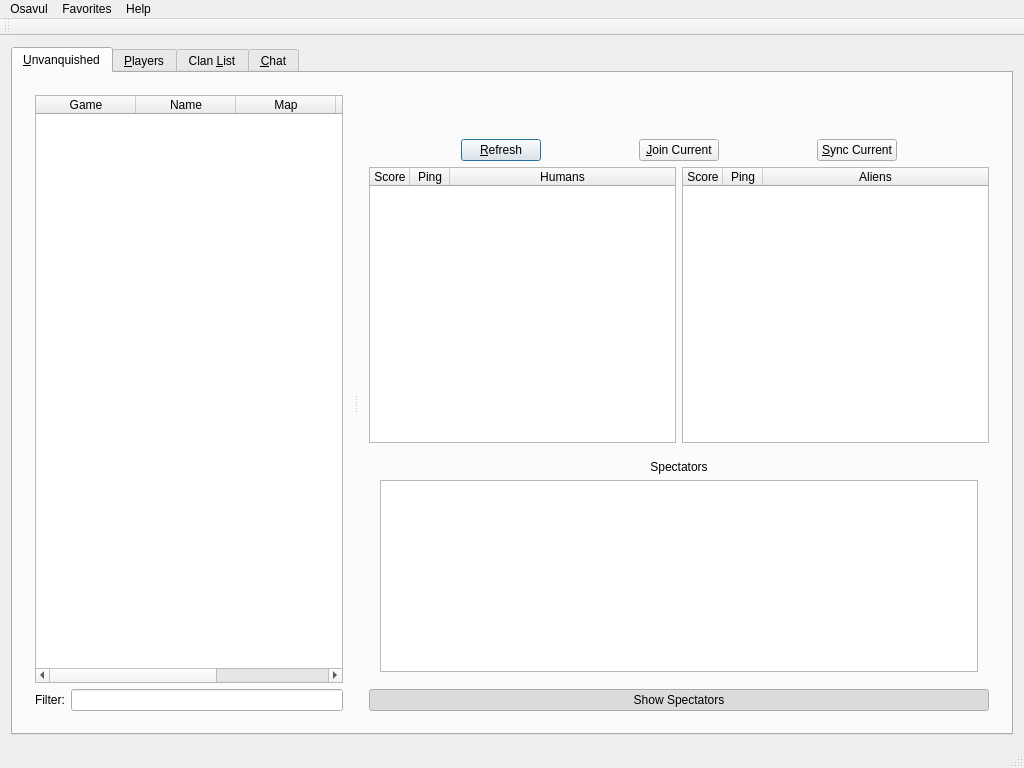
Before: the Qt Designer form mainwindow.ui in Unvanquished/Osavul, drawn with Qt 5.
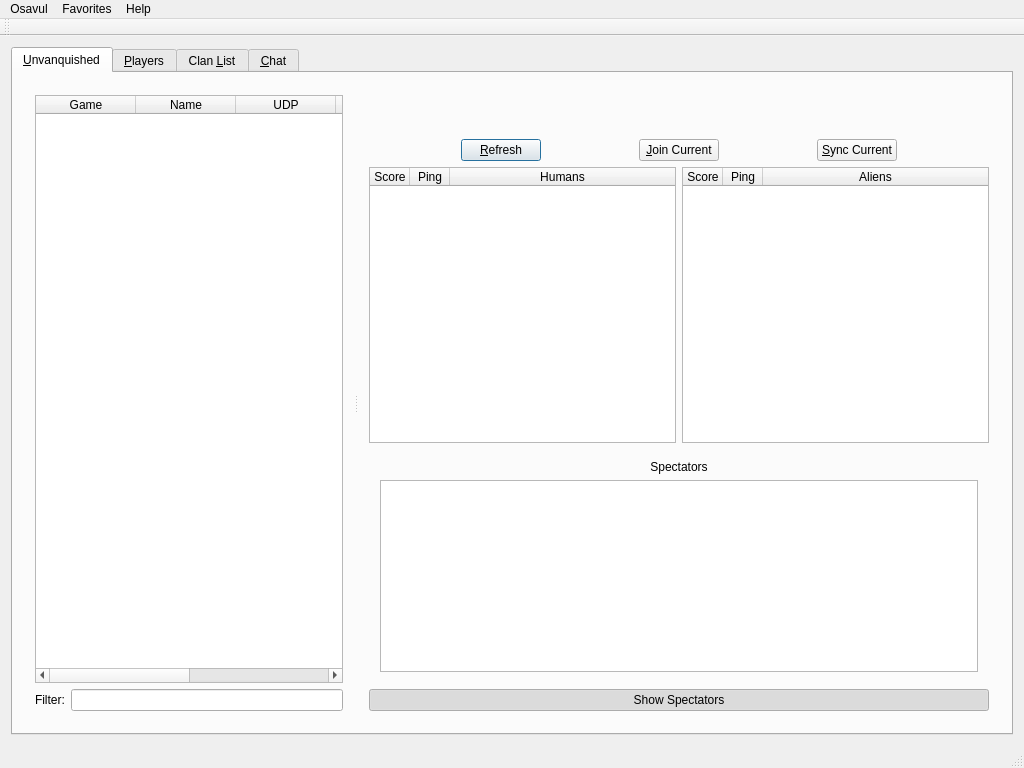
After: the same form once the commit is applied.

```diff
--- a/mainwindow.ui
+++ b/mainwindow.ui
@@ -107,6 +107,14 @@
                 <set>AlignHCenter|AlignVCenter|AlignCenter</set>
                </property>
               </column>
+              <column>
+               <property name="text">
+                <string>UDP</string>
+               </property>
+               <property name="textAlignment">
+                <set>AlignHCenter|AlignVCenter|AlignCenter</set>
+               </property>
+              </column>
               <column>
                <property name="text">
                 <string>Map</string>
```
